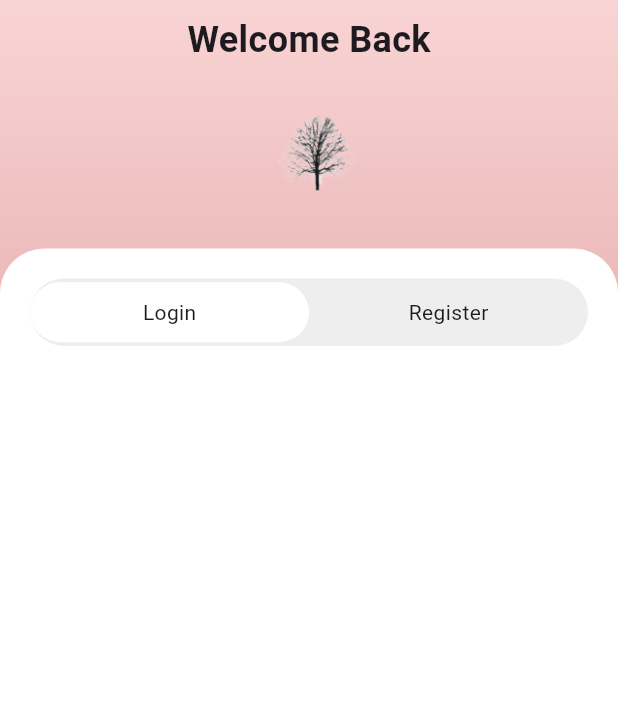
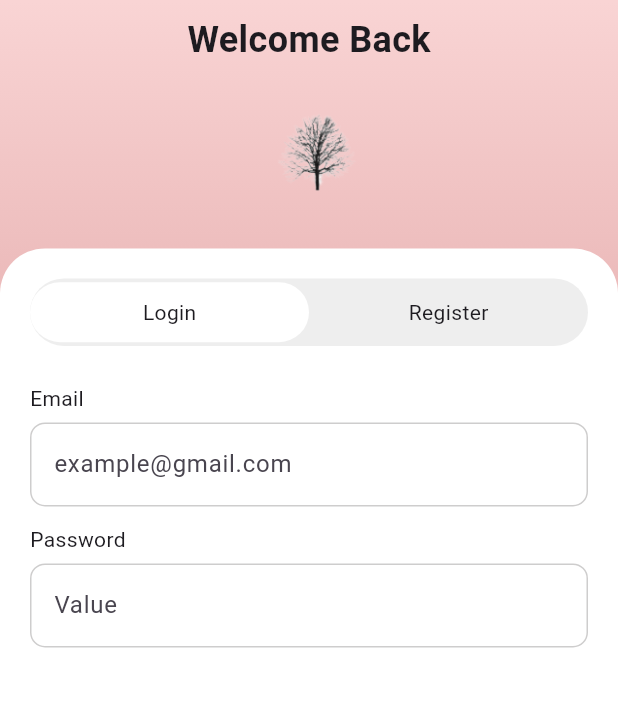
Before and after one commit to zela-Tech/Innerscape, a Flutter app: the AuthScreen screen opened directly, on a phone screen of 412 x 824 dp, the part 65-772 px from its top. Run offline on Flutter 3.47's test engine with Material 3 defaults, Android fonts, the phone set to English and light mode, and no system bars; our stand-ins replace firebase_auth, firebase_core; accounts and stored records are empty.

Commit message:
feat: add auth form fields and reusable input widget

```diff
--- a/lib/screens/auth_screen.dart
+++ b/lib/screens/auth_screen.dart
@@ -107,6 +107,29 @@ class _AuthScreenState extends State<AuthScreen> {
                         ),
                       ),
                       const SizedBox(height: 25),
+
+                      Expanded(
+                        child: SingleChildScrollView(
+                          child: Column(
+                            children: [
+                              if (!isLogin) ...[
+                                _buildInput("Name", "Name"),
+                                const SizedBox(height: 12),
+                                _buildInput("Username", "Value"),
+                                const SizedBox(height: 12),
+                              ],
+                              _buildInput("Email", "example@gmail.com"),
+                              const SizedBox(height: 12),
+                              _buildInput("Password", "Value", isPassword: true),
+
+                              if (!isLogin) ...[
+                                const SizedBox(height: 12),
+                                _buildInput("Confirm Password", "Value", isPassword: true),
+                              ],
+                            ],
+                          ),
+                        ),
+                      ),
                     ],
                   ),
                 ),
@@ -117,4 +140,29 @@ class _AuthScreenState extends State<AuthScreen> {
       ),
     );
   }
+
+  Widget _buildInput(String label, String hint, {bool isPassword = false}) {
+    return Column(
+      crossAxisAlignment: CrossAxisAlignment.start,
+      children: [
+        Text(label),
+        const SizedBox(height: 6),
+        TextField(
+          obscureText: isPassword,
+          decoration: InputDecoration(
+            hintText: hint,
+            filled: true,
+            fillColor: Colors.transparent,
+            enabledBorder: OutlineInputBorder(
+              borderRadius: BorderRadius.circular(10),
+              borderSide: const BorderSide(
+                color: Color.fromARGB(255, 206, 205, 205),
+                width: 1.0,
+              )
+            ),
+          ),
+        ),
+      ],
+    );
+  }
 }
```
